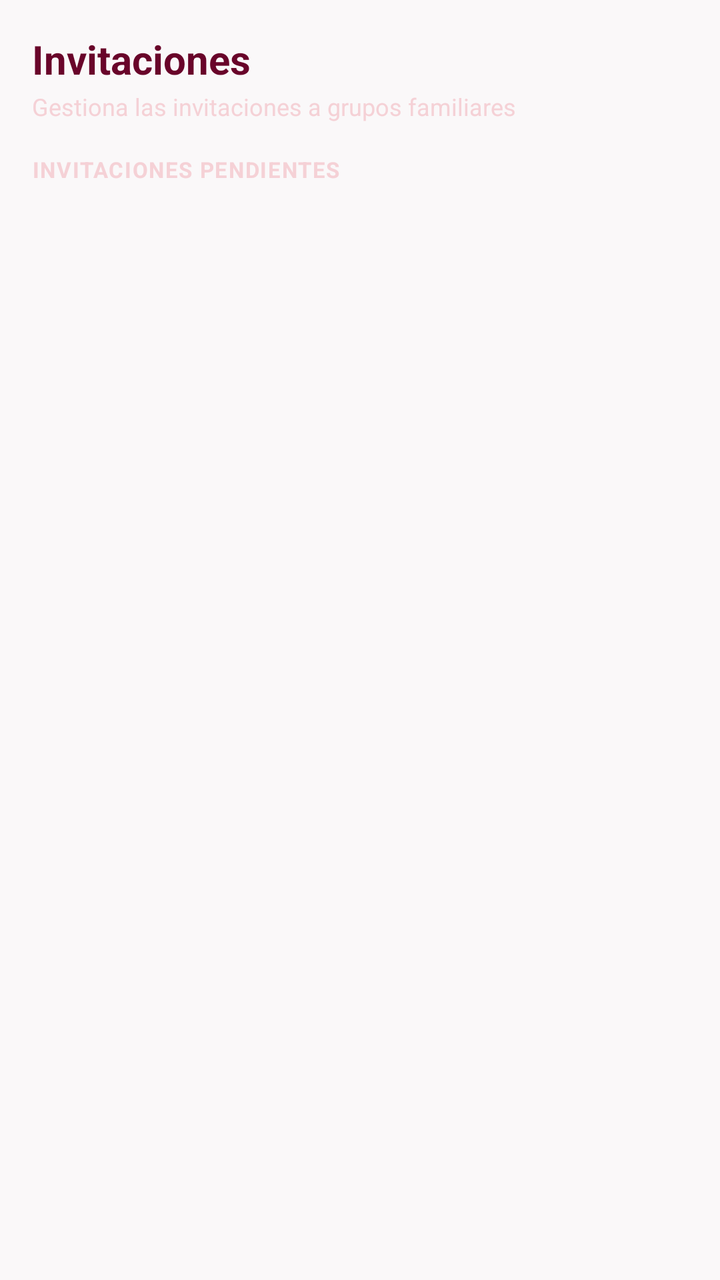
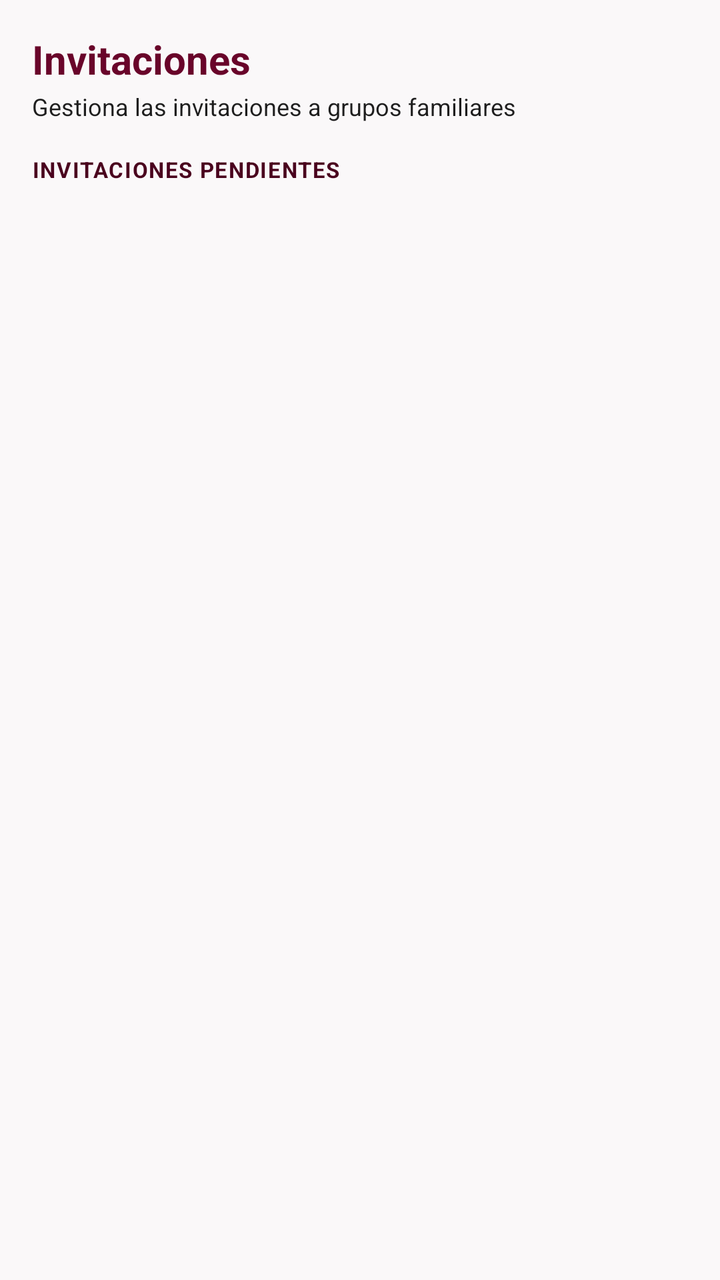

The first picture is an Android layout as it rendered before a commit; the second is the same layout after the commit. The layout source and the unified diff follow.
<!-- AndroidManifest.xml: application theme Theme.Freyr -->
<!-- res/layout/fragment_invitations.xml -->
<?xml version="1.0" encoding="utf-8"?>
<LinearLayout xmlns:android="http://schemas.android.com/apk/res/android"
    xmlns:app="http://schemas.android.com/apk/res-auto"
    android:layout_width="match_parent"
    android:layout_height="match_parent"
    android:orientation="vertical"
    android:background="@color/freyr_background">

    <LinearLayout
        android:layout_width="match_parent"
        android:layout_height="wrap_content"
        android:orientation="vertical"
        android:padding="16dp">

        <TextView
            android:layout_width="wrap_content"
            android:layout_height="wrap_content"
            android:text="@string/title_invitations"
            android:textColor="@color/freyr_primary"
            android:textSize="20sp"
            android:textStyle="bold" />

        <TextView
            android:layout_width="wrap_content"
            android:layout_height="wrap_content"
            android:text="@string/subtitle_invitations"
            android:textColor="@color/freyr_text_secondary"
            android:textSize="12sp"
            android:layout_marginTop="2dp" />
    </LinearLayout>

    <TextView
        android:layout_width="wrap_content"
        android:layout_height="wrap_content"
        android:text="INVITACIONES PENDIENTES"
        android:textColor="@color/freyr_text_secondary"
        android:textSize="11sp"
        android:textStyle="bold"
        android:letterSpacing="0.05"
        android:layout_marginStart="16dp"
        android:layout_marginEnd="16dp"
        android:layout_marginBottom="8dp" />

    <TextView
        android:id="@+id/tv_no_invitations"
        android:layout_width="match_parent"
        android:layout_height="wrap_content"
        android:text="@string/empty_invitations"
        android:textColor="@color/freyr_text_secondary"
        android:textSize="13sp"
        android:gravity="center"
        android:padding="32dp"
        android:visibility="gone" />

    <androidx.recyclerview.widget.RecyclerView
        android:id="@+id/rv_invitations"
        android:layout_width="match_parent"
        android:layout_height="match_parent"
        android:paddingStart="16dp"
        android:paddingEnd="16dp"
        android:clipToPadding="false" />

</LinearLayout>
<!-- resources referenced by this layout -->
<resources>
  <color name="freyr_background">#FAF8F9</color>
  <color name="freyr_primary">#69042A</color>
  <color name="freyr_text_secondary">#F6F5CFD4</color>
  <string name="empty_invitations">No tienes invitaciones pendientes.</string>
  <string name="subtitle_invitations">Gestiona las invitaciones a grupos familiares</string>
  <string name="title_invitations">Invitaciones</string>
  <style name="Theme.Freyr" parent="Theme.Material3.Dark.NoActionBar">
          
          <item name="colorPrimary">@color/freyr_primary</item>
          <item name="colorPrimaryDark">@color/freyr_primary_dark</item>
          <item name="colorSecondary">@color/freyr_secondary</item>
          <item name="colorOnPrimary">#FFFFFF</item>
          <item name="colorOnSecondary">@color/freyr_primary</item>
  
          
          <item name="android:colorBackground">@color/freyr_background</item>
          <item name="colorSurface">@color/freyr_surface</item>
          <item name="colorOnSurface">@color/freyr_text_primary</item>
  
          
          <item name="android:statusBarColor">@color/freyr_background</item>
          <item name="android:windowLightStatusBar">false</item>
          <item name="android:navigationBarColor">@color/freyr_background</item>
          <item name="android:windowLightNavigationBar">false</item>
          
          
          <item name="android:textColor">@color/freyr_text_primary</item>
          <item name="android:textColorHint">@color/freyr_text_secondary</item>
          <item name="colorControlNormal">@color/freyr_secondary</item>
          <item name="colorControlActivated">@color/freyr_primary</item>
      </style>
  <color name="freyr_primary_dark">#4A031E</color>
  <color name="freyr_secondary">#E1CCD4</color>
  <color name="freyr_surface">#3D1814</color>
  <color name="freyr_text_primary">#E1CCD4</color>
</resources>

<!-- the commit's change to res/layout/fragment_invitations.xml (unified diff, before → after) -->
@@ -23,23 +23,23 @@
         <TextView
             android:layout_width="wrap_content"
             android:layout_height="wrap_content"
+            android:layout_marginTop="2dp"
             android:text="@string/subtitle_invitations"
-            android:textColor="@color/freyr_text_secondary"
-            android:textSize="12sp"
-            android:layout_marginTop="2dp" />
+            android:textColor="@color/freyr_card_bg"
+            android:textSize="12sp" />
     </LinearLayout>
 
     <TextView
         android:layout_width="wrap_content"
         android:layout_height="wrap_content"
-        android:text="INVITACIONES PENDIENTES"
-        android:textColor="@color/freyr_text_secondary"
-        android:textSize="11sp"
-        android:textStyle="bold"
-        android:letterSpacing="0.05"
         android:layout_marginStart="16dp"
         android:layout_marginEnd="16dp"
-        android:layout_marginBottom="8dp" />
+        android:layout_marginBottom="8dp"
+        android:letterSpacing="0.05"
+        android:text="INVITACIONES PENDIENTES"
+        android:textColor="@color/freyr_primary_dark"
+        android:textSize="11sp"
+        android:textStyle="bold" />
 
     <TextView
         android:id="@+id/tv_no_invitations"
<!-- resource entries referenced after the edit -->
@@ -1,6 +1,7 @@
 <!-- resources referenced by this layout -->
 <resources>
   <color name="freyr_background">#FAF8F9</color>
+  <color name="freyr_card_bg">#1E1E1E</color>
   <color name="freyr_primary">#69042A</color>
   <color name="freyr_text_secondary">#F6F5CFD4</color>
   <string name="empty_invitations">No tienes invitaciones pendientes.</string>
